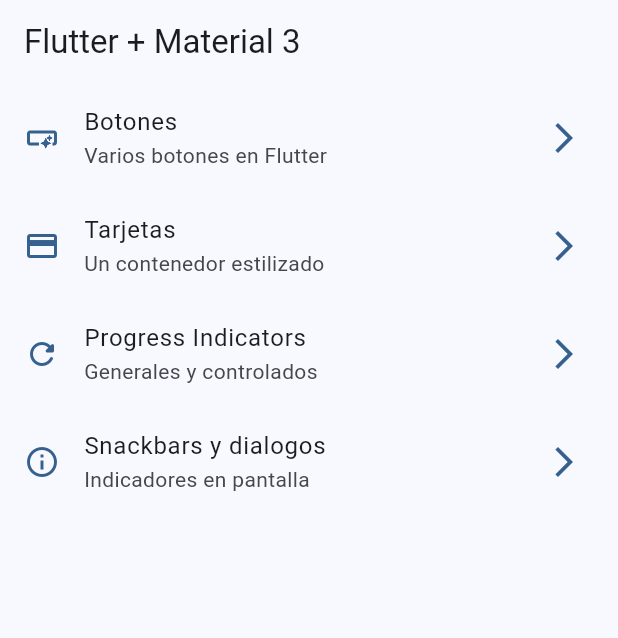
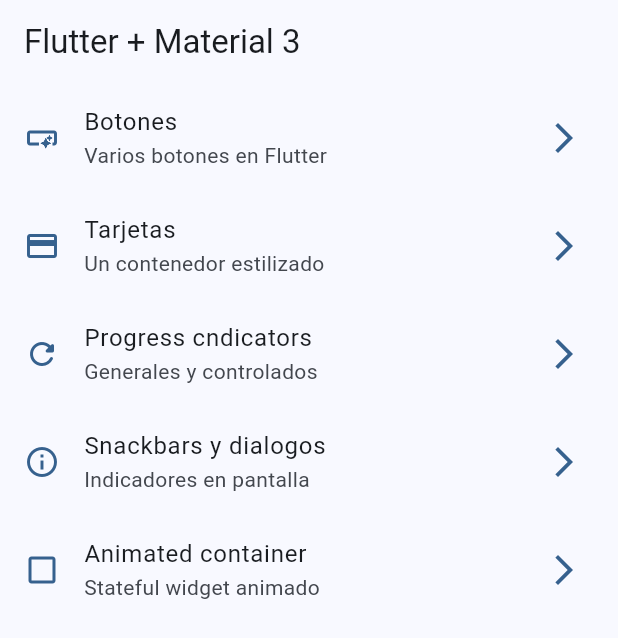
Before and after one commit to SebasVillaLo/My-proyects, a Flutter app: the screen it shows after launch, on a phone screen of 412 x 824 dp. Shown: the top 638 px of the screen. Run offline on Flutter 3.47's test engine with Material 2 defaults, Android fonts, the phone set to English and light mode, and no system bars; our stand-ins replace animate_do, dio, go_router, video_player.

Commit message:
animated container finish

```diff
--- a/widgets_app/lib/config/menu/menu_items.dart
+++ b/widgets_app/lib/config/menu/menu_items.dart
@@ -28,7 +28,7 @@ const List<MenuItems> appMenuItems = [
     icon: Icons.credit_card,
   ),
   MenuItems(
-    title: 'Progress Indicators',
+    title: 'Progress cndicators',
     subTitle: 'Generales y controlados',
     link: '/progress',
     icon: Icons.refresh_rounded,
@@ -39,4 +39,10 @@ const List<MenuItems> appMenuItems = [
     link: '/snackbars',
     icon: Icons.info_outline,
   ),
+  MenuItems(
+    title: 'Animated container',
+    subTitle: 'Stateful widget animado',
+    link: '/animated',
+    icon: Icons.check_box_outline_blank_outlined,
+  ),
 ];
--- a/widgets_app/lib/config/router/app_router.dart
+++ b/widgets_app/lib/config/router/app_router.dart
@@ -31,5 +31,10 @@ final appRouter = GoRouter(
       name: SnackBarScreen.name,
       builder: (context, state) => const SnackBarScreen(),
     ),
+    GoRoute(
+      path: '/animated',
+      name: AnimatedScreen.name,
+      builder: (context, state) => const AnimatedScreen(),
+    ),
   ],
 );
```
Also changed, not shown: widgets_app/lib/presentation/screens/animated/animated_screen.dart (+49 -2 lines).
